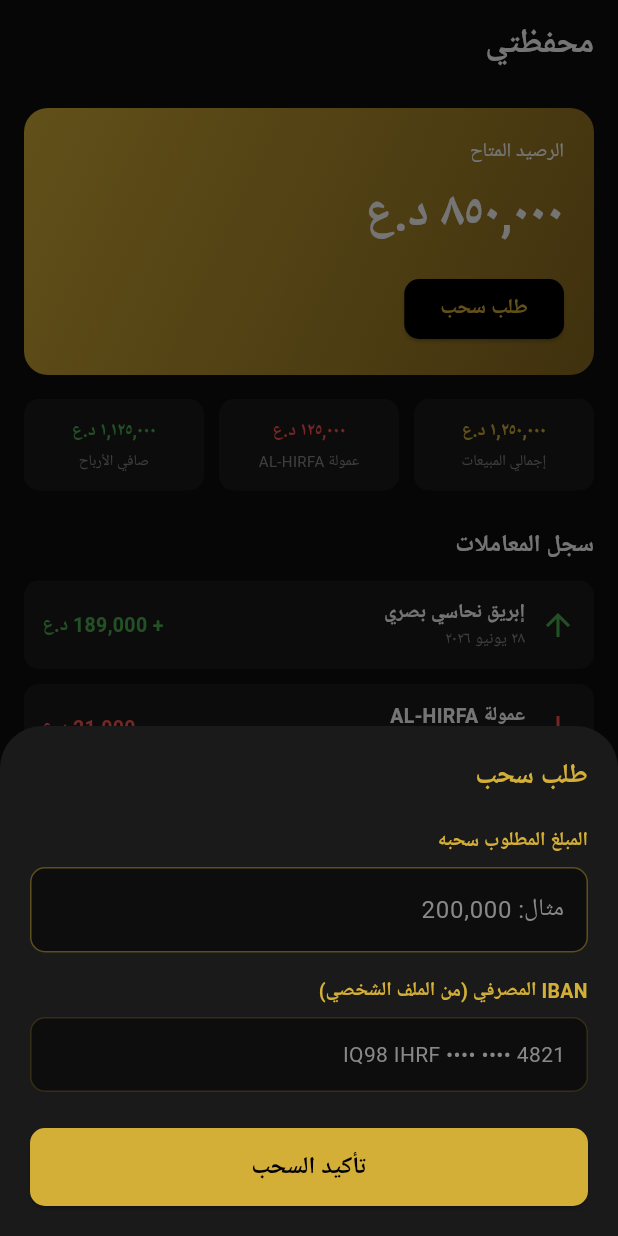
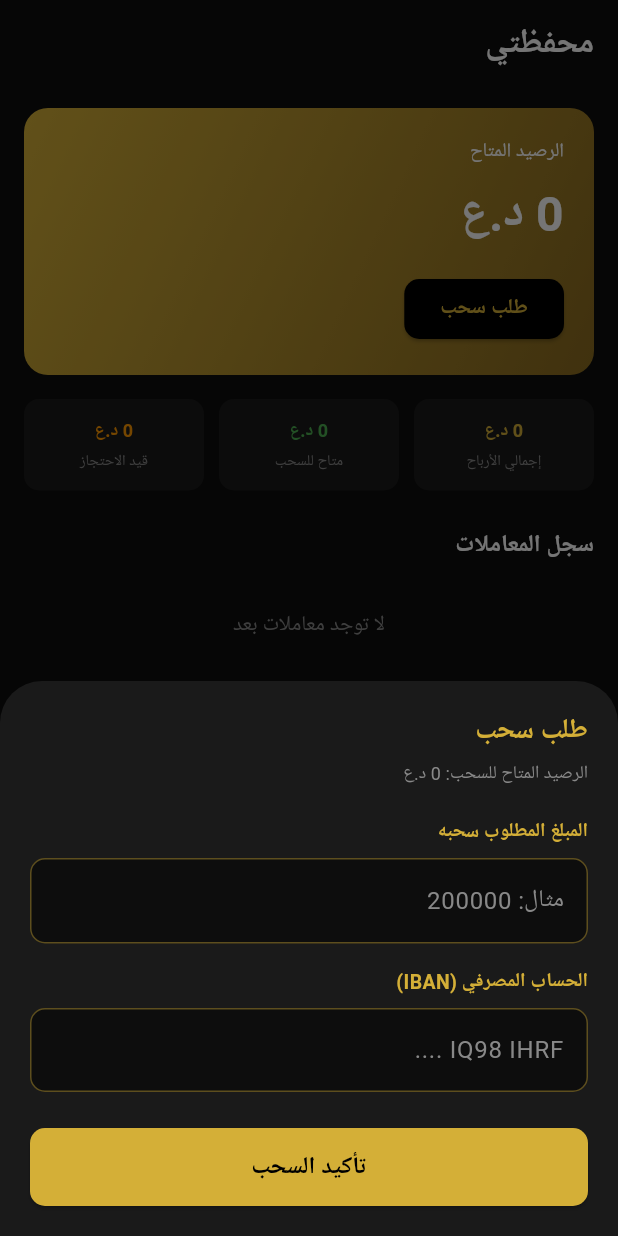
Before and after one commit to btar457/AL_HIRFA, a Flutter app: the ArtisanWalletScreen screen opened directly, after a tap on "طلب سحب", on a phone screen of 412 x 824 dp. Run offline on Flutter 3.47's test engine with Material 3 defaults, Android fonts, the phone set to English and light mode, and no system bars; our stand-ins replace cached_network_image, cloud_firestore, firebase_auth, firebase_core, firebase_messaging, firebase_storage and 2 more; accounts and stored records are empty; Roboto replaces fonts that are missing (Cairo).

Commit message:
ربط artisan_wallet_screen.dart بمحفظة حقيقية (الخطوة 2 من المرحلة 6)
- الرصيد المتاح/المحتجز/الإجمالي: StreamBuilder<WalletModel> حي من
  WalletService.getArtisanWallet — أرقام حقيقية محسوبة من سجل
  transactions الفعلي بدل قيم ثابتة، مع عرض "قيد الاحتجاز (72 ساعة)"
  فقط عند وجود رصيد محتجز فعلاً.
- سجل المعاملات: مبني من OrderService.getArtisanOrders المفلترة لحالة
  delivered (كل معاملة = صافي ربح الحرفي الحقيقي من طلب مُسلَّم فعلياً)،
  بدل قائمة دخل/عمولة وهمية بالتناوب لم تعكس أي بنية بيانات حقيقية.
- طلب السحب: يستدعي WalletService.requestWithdrawal فعلياً (يتحقق من
  الحد الأدنى والرصيد المتاح الحقيقي قبل التسجيل)، برسائل خطأ عربية
  واضحة عند الرفض، ومؤشر تحميل أثناء الإرسال.

قرار مقصود: أضفت حقل IBAN يُدخله الحرفي داخل نافذة السحب نفسها بدل
عرضه كقيمة ثابتة من "الملف الشخصي" كما كان — UserModel لا يخزّن IBAN
فعلياً بعد (artisan_profile_screen لا يزال يحفظه محلياً فقط دون Firestore،
خارج نطاق هذه الخطوة). عرض رقم وهمي بصفته من الملف الشخصي كان سيكون
مضلّلاً.

flutter analyze: لا توجد أي مشاكل.

```diff
--- a/lib/screens/artisan/artisan_wallet_screen.dart
+++ b/lib/screens/artisan/artisan_wallet_screen.dart
@@ -1,41 +1,52 @@
 import 'package:flutter/material.dart';
+import 'package:provider/provider.dart';
 import '../../core/constants/colors.dart';
+import '../../core/utils/error_handler.dart';
+import '../../models/order_model.dart';
+import '../../models/wallet_model.dart';
+import '../../providers/auth_provider.dart';
+import '../../services/order_service.dart';
+import '../../services/wallet_service.dart';
 
-enum _TransactionType { income, commission }
+String _formatPrice(int value) {
+  final str = value.toString();
+  final buffer = StringBuffer();
+  for (int i = 0; i < str.length; i++) {
+    if (i > 0 && (str.length - i) % 3 == 0) buffer.write(',');
+    buffer.write(str[i]);
+  }
+  return buffer.toString();
+}
 
-class _Transaction {
-  final String productName;
-  final String date;
-  final String amount;
-  final _TransactionType type;
-  const _Transaction({required this.productName, required this.date, required this.amount, required this.type});
+String _formatDate(DateTime date) {
+  const months = ['يناير', 'فبراير', 'مارس', 'أبريل', 'مايو', 'يونيو', 'يوليو', 'أغسطس', 'سبتمبر', 'أكتوبر', 'نوفمبر', 'ديسمبر'];
+  return '${date.day} ${months[date.month - 1]} ${date.year}';
 }
 
 class ArtisanWalletScreen extends StatelessWidget {
   const ArtisanWalletScreen({super.key});
 
-  static const _transactions = [
-    _Transaction(productName: 'إبريق نحاسي بصري', date: '٢٨ يونيو ٢٠٢٦', amount: '189,000', type: _TransactionType.income),
-    _Transaction(productName: 'عمولة AL-HIRFA', date: '٢٨ يونيو ٢٠٢٦', amount: '21,000', type: _TransactionType.commission),
-    _Transaction(productName: 'مرآة نحاسية منقوشة', date: '١٥ يونيو ٢٠٢٦', amount: '135,000', type: _TransactionType.income),
-    _Transaction(productName: 'عمولة AL-HIRFA', date: '١٥ يونيو ٢٠٢٦', amount: '15,000', type: _TransactionType.commission),
-  ];
+  void _showWithdrawSheet(BuildContext context, String artisanUid, int availableBalance) {
+    final amountController = TextEditingController();
+    final ibanController = TextEditingController();
+    bool isSubmitting = false;
 
-  void _showWithdrawSheet(BuildContext context) {
-    final amountController = TextEditingController();
     showModalBottomSheet(
       context: context,
       backgroundColor: AppColors.card,
       isScrollControlled: true,
-      builder: (context) => Directionality(
+      builder: (sheetContext) => StatefulBuilder(
+        builder: (sheetContext, setSheetState) => Directionality(
           textDirection: TextDirection.rtl,
           child: Padding(
-          padding: EdgeInsets.only(bottom: MediaQuery.of(context).viewInsets.bottom, left: 20, right: 20, top: 20),
+            padding: EdgeInsets.only(bottom: MediaQuery.of(sheetContext).viewInsets.bottom, left: 20, right: 20, top: 20),
             child: Column(
               mainAxisSize: MainAxisSize.min,
               crossAxisAlignment: CrossAxisAlignment.start,
               children: [
                 const Text('طلب سحب', style: TextStyle(color: AppColors.gold, fontSize: 18, fontWeight: FontWeight.bold)),
+                const SizedBox(height: 6),
+                Text('الرصيد المتاح للسحب: ${_formatPrice(availableBalance)} د.ع', style: TextStyle(color: AppColors.subText, fontSize: 12)),
                 const SizedBox(height: 20),
                 Text('المبلغ المطلوب سحبه', style: TextStyle(color: AppColors.gold, fontSize: 13, fontWeight: FontWeight.bold)),
                 const SizedBox(height: 8),
@@ -44,7 +55,7 @@ class ArtisanWalletScreen extends StatelessWidget {
                   keyboardType: TextInputType.number,
                   style: const TextStyle(color: AppColors.text),
                   decoration: InputDecoration(
-                  hintText: 'مثال: 200,000',
+                    hintText: 'مثال: 200000',
                     hintStyle: TextStyle(color: AppColors.subText),
                     filled: true,
                     fillColor: AppColors.background,
@@ -53,26 +64,54 @@ class ArtisanWalletScreen extends StatelessWidget {
                   ),
                 ),
                 const SizedBox(height: 16),
-              Text('IBAN المصرفي (من الملف الشخصي)', style: TextStyle(color: AppColors.gold, fontSize: 13, fontWeight: FontWeight.bold)),
+                Text('الحساب المصرفي (IBAN)', style: TextStyle(color: AppColors.gold, fontSize: 13, fontWeight: FontWeight.bold)),
                 const SizedBox(height: 8),
-              Container(
-                width: double.infinity,
-                padding: const EdgeInsets.symmetric(horizontal: 14, vertical: 14),
-                decoration: BoxDecoration(color: AppColors.background, borderRadius: BorderRadius.circular(10), border: Border.all(color: AppColors.gold.withOpacity(0.2))),
-                child: const Text('IQ98 IHRF •••• •••• 4821', style: TextStyle(color: AppColors.subText)),
+                TextField(
+                  controller: ibanController,
+                  style: const TextStyle(color: AppColors.text),
+                  decoration: InputDecoration(
+                    hintText: 'IQ98 IHRF ....',
+                    hintStyle: TextStyle(color: AppColors.subText),
+                    filled: true,
+                    fillColor: AppColors.background,
+                    enabledBorder: OutlineInputBorder(borderRadius: BorderRadius.circular(10), borderSide: BorderSide(color: AppColors.gold.withOpacity(0.4))),
+                    focusedBorder: const OutlineInputBorder(borderRadius: BorderRadius.all(Radius.circular(10)), borderSide: BorderSide(color: AppColors.gold)),
+                  ),
                 ),
                 const SizedBox(height: 24),
                 SizedBox(
                   width: double.infinity,
                   height: 52,
                   child: ElevatedButton(
-                  style: ElevatedButton.styleFrom(backgroundColor: AppColors.gold, foregroundColor: Colors.black, shape: RoundedRectangleBorder(borderRadius: BorderRadius.circular(10))),
-                  onPressed: () => Navigator.pop(context),
-                  child: const Text('تأكيد السحب', style: TextStyle(fontWeight: FontWeight.bold, fontSize: 16)),
+                    style: ElevatedButton.styleFrom(backgroundColor: AppColors.gold, foregroundColor: Colors.black, disabledBackgroundColor: AppColors.gold.withOpacity(0.3), shape: RoundedRectangleBorder(borderRadius: BorderRadius.circular(10))),
+                    onPressed: isSubmitting
+                        ? null
+                        : () async {
+                            final amount = int.tryParse(amountController.text.trim()) ?? 0;
+                            if (amount <= 0 || ibanController.text.trim().isEmpty) {
+                              AppError.showSnackbar(sheetContext, 'أدخل مبلغاً صحيحاً وIBAN صالحاً');
+                              return;
+                            }
+                            setSheetState(() => isSubmitting = true);
+                            try {
+                              await WalletService.instance.requestWithdrawal(artisanUid: artisanUid, amount: amount, iban: ibanController.text.trim());
+                              if (!sheetContext.mounted) return;
+                              Navigator.pop(sheetContext);
+                              AppError.showSnackbar(context, 'تم إرسال طلب السحب بنجاح', isError: false);
+                            } catch (e) {
+                              setSheetState(() => isSubmitting = false);
+                              if (!sheetContext.mounted) return;
+                              AppError.showSnackbar(sheetContext, e.toString().replaceFirst('Exception: ', ''));
+                            }
+                          },
+                    child: isSubmitting
+                        ? const SizedBox(height: 20, width: 20, child: CircularProgressIndicator(strokeWidth: 2, color: Colors.black))
+                        : const Text('تأكيد السحب', style: TextStyle(fontWeight: FontWeight.bold, fontSize: 16)),
                   ),
                 ),
                 const SizedBox(height: 20),
               ],
+            ),
           ),
         ),
       ),
@@ -81,6 +120,8 @@ class ArtisanWalletScreen extends StatelessWidget {
 
   @override
   Widget build(BuildContext context) {
+    final artisanUid = context.watch<AuthProvider>().currentUser?.uid;
+
     return Directionality(
       textDirection: TextDirection.rtl,
       child: Scaffold(
@@ -90,23 +131,41 @@ class ArtisanWalletScreen extends StatelessWidget {
           automaticallyImplyLeading: false,
           title: const Text('محفظتي', style: TextStyle(color: AppColors.text, fontWeight: FontWeight.bold)),
         ),
-        body: ListView(
+        body: artisanUid == null
+            ? Center(child: Text('سجّل الدخول لعرض محفظتك', style: TextStyle(color: AppColors.subText)))
+            : StreamBuilder<WalletModel>(
+                stream: WalletService.instance.getArtisanWallet(artisanUid),
+                builder: (context, walletSnapshot) {
+                  final wallet = walletSnapshot.data ?? const WalletModel();
+                  return ListView(
                     padding: const EdgeInsets.all(16),
                     children: [
-            _buildBalanceCard(context),
+                      _buildBalanceCard(context, artisanUid, wallet),
                       const SizedBox(height: 16),
-            _buildStatsRow(),
+                      _buildStatsRow(wallet),
                       const SizedBox(height: 24),
                       const Text('سجل المعاملات', style: TextStyle(color: AppColors.text, fontWeight: FontWeight.bold, fontSize: 16)),
                       const SizedBox(height: 12),
-            ..._transactions.map(_buildTransactionTile),
+                      StreamBuilder<List<OrderModel>>(
+                        stream: OrderService.instance.getArtisanOrders(artisanUid),
+                        builder: (context, orderSnapshot) {
+                          final delivered = (orderSnapshot.data ?? const []).where((o) => o.status == 'delivered').toList()
+                            ..sort((a, b) => (b.deliveredAt ?? b.createdAt).compareTo(a.deliveredAt ?? a.createdAt));
+                          if (delivered.isEmpty) {
+                            return Padding(padding: const EdgeInsets.symmetric(vertical: 20), child: Center(child: Text('لا توجد معاملات بعد', style: TextStyle(color: AppColors.subText))));
+                          }
+                          return Column(children: delivered.map(_buildTransactionTile).toList());
+                        },
+                      ),
                     ],
+                  );
+                },
               ),
       ),
     );
   }
 
-  Widget _buildBalanceCard(BuildContext context) {
+  Widget _buildBalanceCard(BuildContext context, String artisanUid, WalletModel wallet) {
     return Container(
       width: double.infinity,
       padding: const EdgeInsets.all(20),
@@ -119,11 +178,15 @@ class ArtisanWalletScreen extends StatelessWidget {
         children: [
           const Text('الرصيد المتاح', style: TextStyle(color: Colors.white, fontSize: 13)),
           const SizedBox(height: 8),
-          const Text('٨٥٠,٠٠٠ د.ع', style: TextStyle(color: Colors.white, fontSize: 32, fontWeight: FontWeight.bold)),
+          Text('${_formatPrice(wallet.availableBalance)} د.ع', style: const TextStyle(color: Colors.white, fontSize: 32, fontWeight: FontWeight.bold)),
+          if (wallet.pendingBalance > 0) ...[
+            const SizedBox(height: 4),
+            Text('${_formatPrice(wallet.pendingBalance)} د.ع قيد الاحتجاز (72 ساعة)', style: TextStyle(color: Colors.white.withOpacity(0.85), fontSize: 11)),
+          ],
           const SizedBox(height: 16),
           ElevatedButton(
             style: ElevatedButton.styleFrom(backgroundColor: Colors.black, foregroundColor: AppColors.gold, shape: RoundedRectangleBorder(borderRadius: BorderRadius.circular(10))),
-            onPressed: () => _showWithdrawSheet(context),
+            onPressed: () => _showWithdrawSheet(context, artisanUid, wallet.availableBalance),
             child: const Text('طلب سحب', style: TextStyle(fontWeight: FontWeight.bold)),
           ),
         ],
@@ -131,14 +194,14 @@ class ArtisanWalletScreen extends StatelessWidget {
     );
   }
 
-  Widget _buildStatsRow() {
+  Widget _buildStatsRow(WalletModel wallet) {
     return Row(
       children: [
-        Expanded(child: _buildStatCard('إجمالي المبيعات', '١,٢٥٠,٠٠٠ د.ع', AppColors.gold)),
+        Expanded(child: _buildStatCard('إجمالي الأرباح', '${_formatPrice(wallet.totalEarnings)} د.ع', AppColors.gold)),
         const SizedBox(width: 10),
-        Expanded(child: _buildStatCard('عمولة AL-HIRFA', '١٢٥,٠٠٠ د.ع', Colors.redAccent)),
+        Expanded(child: _buildStatCard('متاح للسحب', '${_formatPrice(wallet.availableBalance)} د.ع', Colors.green)),
         const SizedBox(width: 10),
-        Expanded(child: _buildStatCard('صافي الأرباح', '١,١٢٥,٠٠٠ د.ع', Colors.green)),
+        Expanded(child: _buildStatCard('قيد الاحتجاز', '${_formatPrice(wallet.pendingBalance)} د.ع', Colors.orange)),
       ],
     );
   }
@@ -157,29 +220,25 @@ class ArtisanWalletScreen extends StatelessWidget {
     );
   }
 
-  Widget _buildTransactionTile(_Transaction transaction) {
-    final isIncome = transaction.type == _TransactionType.income;
+  Widget _buildTransactionTile(OrderModel order) {
     return Container(
       margin: const EdgeInsets.only(bottom: 10),
       padding: const EdgeInsets.all(12),
       decoration: BoxDecoration(color: AppColors.card, borderRadius: BorderRadius.circular(10)),
       child: Row(
         children: [
-          Icon(isIncome ? Icons.arrow_upward : Icons.arrow_downward, color: isIncome ? Colors.green : Colors.redAccent),
+          const Icon(Icons.arrow_upward, color: Colors.green),
           const SizedBox(width: 10),
           Expanded(
             child: Column(
               crossAxisAlignment: CrossAxisAlignment.start,
               children: [
-                Text(transaction.productName, style: const TextStyle(color: AppColors.text, fontWeight: FontWeight.bold, fontSize: 13)),
-                Text(transaction.date, style: TextStyle(color: AppColors.subText, fontSize: 11)),
+                Text(order.productName, style: const TextStyle(color: AppColors.text, fontWeight: FontWeight.bold, fontSize: 13)),
+                Text(_formatDate(order.deliveredAt ?? order.createdAt), style: TextStyle(color: AppColors.subText, fontSize: 11)),
               ],
             ),
           ),
-          Text(
-            '${isIncome ? '+' : '-'} ${transaction.amount} د.ع',
-            style: TextStyle(color: isIncome ? Colors.green : Colors.redAccent, fontWeight: FontWeight.bold, fontSize: 13),
-          ),
+          Text('+ ${_formatPrice(order.artisanEarnings)} د.ع', style: const TextStyle(color: Colors.green, fontWeight: FontWeight.bold, fontSize: 13)),
         ],
       ),
     );
```
Lines whose indentation alone changed are shown as unchanged.
